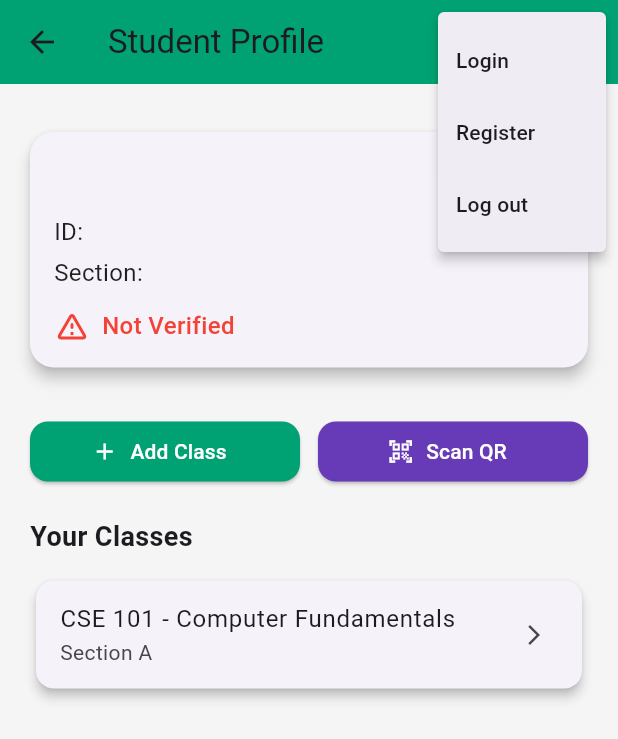
After one commit to shhossain/qr_attendance, a Flutter app: the StudentProfile screen opened by its route, after a tap on the "more vert" icon, on a phone screen of 412 x 824 dp. The commit adds this screen. Shown: the top 739 px of the screen. Run offline on Flutter 3.47's test engine with Material 3 defaults, Android fonts, the light colour scheme and no system bars; our stand-ins replace cloud_firestore, firebase_auth, firebase_core; accounts and stored records are empty; network calls fail.

Commit message:
student profile added

```diff
--- a/lib/login_view.dart
+++ b/lib/login_page.dart
@@ -1,3 +1,4 @@
+import 'package:basic_flutter/fatch_data/user_type.dart';
 import 'package:firebase_auth/firebase_auth.dart';
 import 'package:firebase_core/firebase_core.dart';
 import 'package:flutter/material.dart';
@@ -5,16 +6,17 @@ import 'package:basic_flutter/errordialog.dart';
 import 'package:basic_flutter/routes.dart';
 import 'firebase_options.dart';
 
-class LoginView extends StatefulWidget {
-  const LoginView({super.key});
+class Login extends StatefulWidget {
+  const Login({super.key});
 
   @override
-  State<LoginView> createState() => _LoginViewState();
+  State<Login> createState() => _LoginState();
 }
 
-class _LoginViewState extends State<LoginView> {
+class _LoginState extends State<Login> {
   late TextEditingController _email;
   late TextEditingController _password;
+  late String userType;
 
   @override
   void initState() {
@@ -148,6 +150,8 @@ class _LoginViewState extends State<LoginView> {
                               final password = _password.text.trim();
 
                               try {
+                                userType = await getUserType();
+
                                 final userCredential = await FirebaseAuth
                                     .instance
                                     .signInWithEmailAndPassword(
@@ -156,10 +160,22 @@ class _LoginViewState extends State<LoginView> {
                                     );
 
                                 if (userCredential.user != null) {
-                                  Navigator.of(context).pushNamedAndRemoveUntil(
-                                    home,
-                                    (route) => false,
-                                  );
+                                  if (userType == 'Student') {
+                                    Navigator.of(
+                                      context,
+                                    ).pushNamedAndRemoveUntil(
+                                      student,
+                                      (route) => false,
+                                    );
+                                  }
+                                  else {
+                                    Navigator.of(
+                                      context,
+                                    ).pushNamedAndRemoveUntil(
+                                      teacher,
+                                      (route) => false,
+                                    );
+                                  }
                                 }
                               } on FirebaseAuthException catch (e) {
                                 String message = 'Login failed';
--- /dev/null
+++ b/lib/menubutton.dart
@@ -0,0 +1,30 @@
+import 'package:flutter/material.dart';
+import 'package:basic_flutter/routes.dart';
+import 'package:firebase_auth/firebase_auth.dart';
+
+class CustomMenuButton extends StatelessWidget {
+  const CustomMenuButton({super.key});
+
+  @override
+  Widget build(BuildContext context) {
+    return PopupMenuButton<String>(
+      onSelected: (value) async {
+        if (value == 'login') {
+          Navigator.of(context).pushNamedAndRemoveUntil(login, (route) => false);
+        } else if (value == 'register') {
+          Navigator.of(context).pushNamedAndRemoveUntil(register, (route) => false);
+        } else if (value == 'logout') {
+          await FirebaseAuth.instance.signOut();
+          Navigator.of(context).pushNamedAndRemoveUntil(login, (route) => false);
+        }
+      },
+      itemBuilder: (context) {
+        return [
+          const PopupMenuItem(value: 'login', child: Text('Login')),
+          const PopupMenuItem(value: 'register', child: Text('Register')),
+          const PopupMenuItem(value: 'logout', child: Text('Log out')),
+        ];
+      },
+    );
+  }
+}
--- /dev/null
+++ b/lib/profile_card.dart
@@ -0,0 +1,83 @@
+import 'package:flutter/material.dart';
+
+class ProfileCard extends StatelessWidget {
+  final String name;
+  final String studentId;
+  final String section;
+  final bool verified;
+
+  const ProfileCard({
+    super.key,
+    required this.name,
+    required this.studentId,
+    required this.section,
+    required this.verified,
+  });
+
+  @override
+  Widget build(BuildContext context) {
+    return Card(
+      elevation: 4,
+      shape: RoundedRectangleBorder(
+        borderRadius: BorderRadius.circular(16),
+      ),
+      margin: const EdgeInsets.symmetric(vertical: 12),
+      child: Padding(
+        padding: const EdgeInsets.all(16.0),
+        child: Column(
+          crossAxisAlignment: CrossAxisAlignment.start,
+          children: [
+            // Name
+            Text(
+              name,
+              style: const TextStyle(
+                fontSize: 22,
+                fontWeight: FontWeight.bold,
+              ),
+            ),
+            const SizedBox(height: 8),
+
+            // Student ID
+            Text(
+              "ID: $studentId",
+              style: const TextStyle(
+                fontSize: 16,
+                color: Colors.black87,
+              ),
+            ),
+            const SizedBox(height: 4),
+
+            // Section
+            Text(
+              "Section: $section",
+              style: const TextStyle(
+                fontSize: 16,
+                color: Colors.black87,
+              ),
+            ),
+            const SizedBox(height: 12),
+
+            // Verified Status
+            Row(
+              children: [
+                Icon(
+                  verified ? Icons.verified : Icons.warning_amber_rounded,
+                  color: verified ? Colors.green : Colors.red,
+                ),
+                const SizedBox(width: 8),
+                Text(
+                  verified ? "Profile Verified" : "Not Verified",
+                  style: TextStyle(
+                    fontSize: 16,
+                    fontWeight: FontWeight.w500,
+                    color: verified ? Colors.green : Colors.red,
+                  ),
+                ),
+              ],
+            ),
+          ],
+        ),
+      ),
+    );
+  }
+}
--- a/lib/routes.dart
+++ b/lib/routes.dart
@@ -1,4 +1,5 @@
 const login = '/login/';
 const register = '/register/';
 const home = '/home/';
-const verify = '/e_verify/';
+const student = '/student/';
+const teacher = '/teacher/';
--- /dev/null
+++ b/lib/student_profile.dart
@@ -0,0 +1,186 @@
+import 'package:basic_flutter/firebase_options.dart';
+import 'package:basic_flutter/menubutton.dart';
+import 'package:basic_flutter/profile_card.dart';
+import 'package:cloud_firestore/cloud_firestore.dart';
+import 'package:firebase_auth/firebase_auth.dart';
+import 'package:firebase_core/firebase_core.dart';
+import 'package:flutter/material.dart';
+
+class StudentProfile extends StatelessWidget {
+  const StudentProfile({super.key});
+
+  Future<DocumentSnapshot<Map<String, dynamic>>> getUserData() async {
+    final uid = FirebaseAuth.instance.currentUser!.uid;
+    return FirebaseFirestore.instance.collection("users").doc(uid).get();
+  }
+
+  @override
+  Widget build(BuildContext context) {
+    return Scaffold(
+      backgroundColor: const Color.fromARGB(255, 245, 245, 245),
+      appBar: AppBar(
+        backgroundColor: const Color.fromARGB(255, 0, 161, 115),
+        title: const Text('Student Profile'),
+        actions: [CustomMenuButton()],
+      ),
+      body: FutureBuilder(
+        future: Firebase.initializeApp(
+          options: DefaultFirebaseOptions.currentPlatform,
+        ),
+        builder: (context, snapshot) {
+          if (snapshot.connectionState == ConnectionState.done) {
+            final user = FirebaseAuth.instance.currentUser;
+
+            if (user?.emailVerified ?? false) {
+              return FutureBuilder<DocumentSnapshot<Map<String, dynamic>>>(
+                future: getUserData(),
+                builder: (context, snapshot) {
+                  if (snapshot.connectionState == ConnectionState.waiting) {
+                    return const Center(child: CircularProgressIndicator());
+                  }
+                  if (!snapshot.hasData || !snapshot.data!.exists) {
+                    return const Center(child: Text("No user data found"));
+                  }
+
+                  final userData = snapshot.data!.data()!;
+                  final name = userData['name'] ?? '';
+                  final studentid = userData['studentId'] ?? '';
+                  final section = userData['section'] ?? '';
+                  final verifiedStudent = userData['verified'] ?? false;
+
+                  return SingleChildScrollView(
+                    padding: const EdgeInsets.all(20),
+                    child: Column(
+                      crossAxisAlignment: CrossAxisAlignment.start,
+                      children: [
+                        // --- Profile Card ---
+
+                        ProfileCard(
+                          name: name,
+                          studentId: studentid,
+                          section: section,
+                          verified: verifiedStudent,
+                        ),
+
+                        const SizedBox(height: 20),
+
+                        // --- Buttons Row ---
+                        Row(
+                          mainAxisAlignment: MainAxisAlignment.spaceBetween,
+                          children: [
+                            Expanded(
+                              child: ElevatedButton.icon(
+                                onPressed: () {
+                                  // TODO: Add class logic
+                                },
+                                icon: const Icon(Icons.add),
+                                label: const Text("Add Class"),
+                                style: ElevatedButton.styleFrom(
+                                  backgroundColor: const Color.fromARGB(
+                                    255,
+                                    0,
+                                    161,
+                                    115,
+                                  ),
+                                  foregroundColor: Colors.white,
+                                  shape: RoundedRectangleBorder(
+                                    borderRadius: BorderRadius.circular(12),
+                                  ),
+                                ),
+                              ),
+                            ),
+                            const SizedBox(width: 12),
+                            Expanded(
+                              child: ElevatedButton.icon(
+                                onPressed: () {
+                                  // TODO: Open QR scanner
+                                },
+                                icon: const Icon(Icons.qr_code_scanner),
+                                label: const Text("Scan QR"),
+                                style: ElevatedButton.styleFrom(
+                                  backgroundColor: Colors.deepPurple,
+                                  foregroundColor: Colors.white,
+                                  shape: RoundedRectangleBorder(
+                                    borderRadius: BorderRadius.circular(12),
+                                  ),
+                                ),
+                              ),
+                            ),
+                          ],
+                        ),
+
+                        const SizedBox(height: 20),
+
+                        // --- Classes List ---
+                        const Text(
+                          "Your Classes",
+                          style: TextStyle(
+                            fontSize: 18,
+                            fontWeight: FontWeight.bold,
+                          ),
+                        ),
+                        const SizedBox(height: 12),
+
+                        // Example Class Card
+                        Card(
+                          elevation: 3,
+                          shape: RoundedRectangleBorder(
+                            borderRadius: BorderRadius.circular(12),
+                          ),
+                          child: ListTile(
+                            title: const Text(
+                              "CSE 101 - Computer Fundamentals",
+                            ),
+                            subtitle: const Text("Section A"),
+                            trailing: const Icon(
+                              Icons.arrow_forward_ios,
+                              size: 16,
+                            ),
+                            onTap: () {
+                              // TODO: Navigate to class details
+                            },
+                          ),
+                        ),
+                      ],
+                    ),
+                  );
+                },
+              );
+            } else {
+              return const Center(child: Text("Please verify your email"));
+            }
+          }
+          return const Center(child: CircularProgressIndicator());
+        },
+      ),
+    );
+  }
+}
+
+Future<bool> showLogout(BuildContext context) {
+  return showDialog<bool>(
+    context: context,
+    builder: (context) {
+      return AlertDialog(
+        title: const Text('Sign out'),
+        content: const Text('Are you sure?'),
+        actions: [
+          TextButton(
+            onPressed: () {
+              Navigator.of(
+                context,
+              ).pushNamedAndRemoveUntil('/login/', (route) => false);
+            },
+            child: const Text('Log out'),
+          ),
+          TextButton(
+            onPressed: () {
+              Navigator.of(context).pop(false);
+            },
+            child: const Text('Cancel'),
+          ),
+        ],
+      );
+    },
+  ).then((value) => value ?? false);
+}
```
Also changed, not shown: lib/fatch_data/user_type.dart (added, +13 -0 lines), lib/main.dart (+7 -147 lines), lib/teacher_profile.dart (added, +17 -0 lines).
